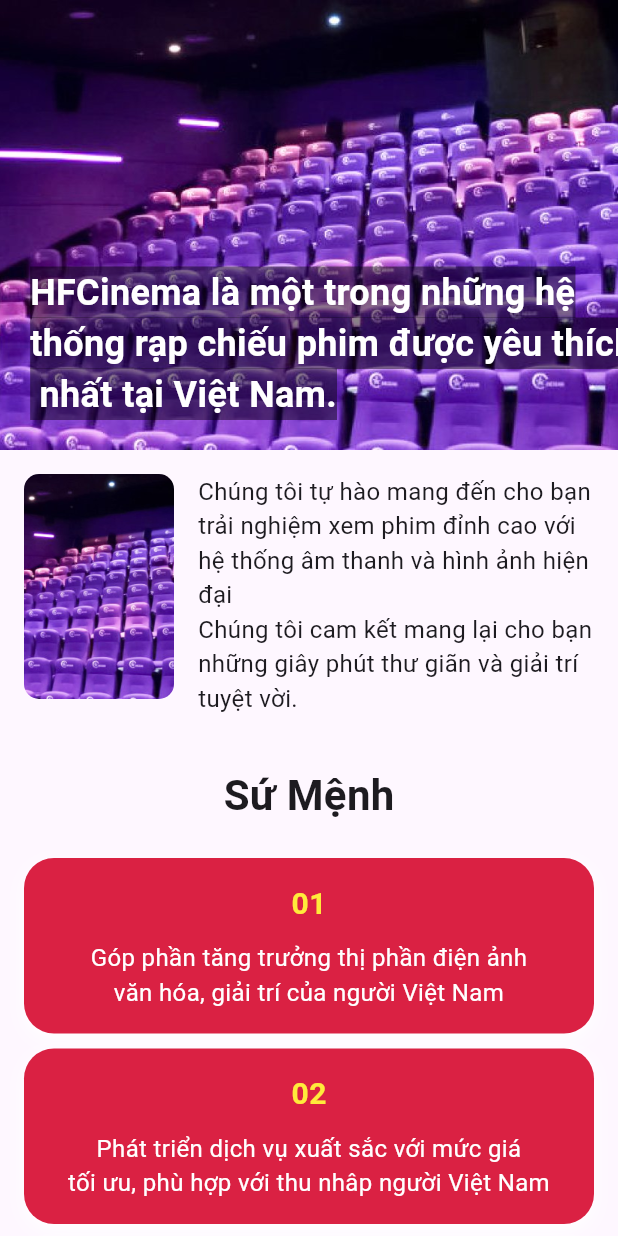
After one commit to TuneDao/Booking-cinema, a Flutter app: the MovieTheaterPage screen opened directly, on a phone screen of 412 x 824 dp. The commit adds this screen. Run offline on Flutter 3.47's test engine with Material 3 defaults, Android fonts, the phone set to English and light mode, and no system bars; our stand-ins replace buttons_tabbar, carousel_slider, font_awesome_flutter, table_calendar.

Commit message:
update_4_7

```diff
--- a/lib/Screen/User/Home/home.dart
+++ b/lib/Screen/User/Home/home.dart
@@ -3,6 +3,7 @@
 import 'package:flutter/material.dart';
 import 'package:flutter/widgets.dart';
 import 'package:font_awesome_flutter/font_awesome_flutter.dart';
+import 'package:project_android/Screen/User/Home/inf.dart';
 import 'package:project_android/Screen/User/Home/welcomescreen.dart';
 import 'package:project_android/Screen/User/SignIn/login.dart';
 import 'package:project_android/Screen/User/Tickets/buytickets.dart';
@@ -38,9 +39,7 @@
       case 3:
         return const ProfileScreen();
       case 4:
-        return const Center(
-          child: Text('Thông tin rạp'),
-        );
+        return MovieTheaterPage();
       case 5:
         return const Center(
           child: Text('Vé của tôi'),
--- /dev/null
+++ b/lib/Screen/User/Home/inf.dart
@@ -0,0 +1,286 @@
+import 'package:flutter/material.dart';
+
+class MovieTheaterPage extends StatefulWidget {
+  @override
+  _MovieTheaterPageState createState() => _MovieTheaterPageState();
+}
+
+class _MovieTheaterPageState extends State<MovieTheaterPage> {
+  @override
+  Widget build(BuildContext context) {
+    return Scaffold(
+      body: SingleChildScrollView(
+        child: Column(
+          children: [
+            SizedBox(height: 0), // Khoảng cách giữa AppBar và ảnh
+            Stack(
+              children: [
+                Container(
+                  width: double.infinity,
+                  height: 300,
+                  decoration: const BoxDecoration(
+                    image: DecorationImage(
+                      image: AssetImage('assets/images/bg-inf.jpg'),
+                      fit: BoxFit.cover,
+                    ),
+                  ),
+                ),
+                Positioned(
+                  bottom: 20,
+                  left: 20,
+                  child: Text(
+                    'HFCinema là một trong những hệ \nthống rạp chiếu phim được yêu thích\n nhất tại Việt Nam. ',
+                    style: TextStyle(
+                      fontSize: 24,
+                      color: Colors.white,
+                      fontWeight: FontWeight.bold,
+                      backgroundColor: Colors.black45,
+                    ),
+                  ),
+                ),
+              ],
+            ),
+            Padding(
+              padding: const EdgeInsets.all(16.0),
+              child: Row(
+                mainAxisAlignment: MainAxisAlignment.start,
+                crossAxisAlignment: CrossAxisAlignment.start,
+                children: [
+                  ClipRRect(
+                    borderRadius: BorderRadius.circular(10),
+                    child: Image.asset(
+                      'assets/images/bg-inf.jpg',
+                      height: 150,
+                      width: 100,
+                      fit: BoxFit.cover,
+                      errorBuilder: (context, error, stackTrace) =>
+                          const Icon(Icons.image),
+                    ),
+                  ),
+                  SizedBox(width: 16), // Khoảng cách giữa ảnh và nội dung
+                  Expanded(
+                    child: Text(
+                      'Chúng tôi tự hào mang đến cho bạn trải nghiệm xem phim đỉnh cao với hệ thống âm thanh và hình ảnh hiện đại\n'
+                      "Chúng tôi cam kết mang lại cho bạn những giây phút thư giãn và giải trí tuyệt vời.",
+                      style: TextStyle(fontSize: 16),
+                    ),
+                  ),
+                ],
+              ),
+            ),
+            Padding(
+              padding:
+                  const EdgeInsets.symmetric(horizontal: 16.0, vertical: 5.0),
+              child: Container(
+                padding: EdgeInsets.all(12.0),
+                child: Text(
+                  'Sứ Mệnh',
+                  style: TextStyle(
+                    fontSize: 28,
+                    fontWeight: FontWeight.bold,
+                  ),
+                ),
+              ),
+            ),
+            Padding(
+              padding:
+                  const EdgeInsets.symmetric(horizontal: 16.0, vertical: 5.0),
+              child: Container(
+                width: double.infinity, // Chiều ngang theo màn hình
+                padding: const EdgeInsets.all(16.0),
+
+                decoration: BoxDecoration(
+                  color: Color.fromRGBO(218, 33, 67, 1),
+                  borderRadius: BorderRadius.circular(20),
+                  boxShadow: [
+                    BoxShadow(
+                      color: Colors.white,
+                      blurRadius: 10,
+                      offset: Offset(0, 4),
+                    ),
+                  ],
+                ),
+                // child: Text(
+                //   '01\n'
+                //   'Góp phần tăng trưởng thị phần điện ảnh\n'
+                //   'văn hóa, giải trí của người Việt Nam',
+                //   style: TextStyle(fontSize: 16, color: Colors.white),
+                //   textAlign: TextAlign.center,
+                // ),
+                child: Column(
+                  crossAxisAlignment: CrossAxisAlignment.center,
+                  children: [
+                    Text(
+                      '01',
+                      style: TextStyle(
+                        fontSize: 20,
+                        color:
+                            Colors.yellow, // Đổi màu số thành màu xanh lá cây
+                        fontWeight: FontWeight.bold,
+                      ),
+                    ),
+                    SizedBox(height: 10), // Khoảng cách giữa số và nội dung
+                    Text(
+                      'Góp phần tăng trưởng thị phần điện ảnh\n'
+                      'văn hóa, giải trí của người Việt Nam',
+                      style: TextStyle(fontSize: 16, color: Colors.white),
+                      textAlign: TextAlign.center,
+                    ),
+                  ],
+                ),
+              ),
+            ),
+
+            Padding(
+              padding:
+                  const EdgeInsets.symmetric(horizontal: 16.0, vertical: 5.0),
+              child: Container(
+                width: double.infinity, // Chiều ngang theo màn hình
+                padding: const EdgeInsets.all(16.0),
+
+                decoration: BoxDecoration(
+                  color: Color.fromRGBO(218, 33, 67, 1),
+                  borderRadius: BorderRadius.circular(20),
+                  boxShadow: [
+                    BoxShadow(
+                      color: Colors.white,
+                      blurRadius: 10,
+                      offset: Offset(0, 4),
+                    ),
+                  ],
+                ),
+                // child: Text(
+                //   '02\n'
+                //   'Phát triển dịch vụ xuất sắc với mức giá\n'
+                //   'tối ưu, phù hợp với thu nhâp người Việt Nam',
+                //   style: TextStyle(fontSize: 16, color: Colors.white),
+                //   textAlign: TextAlign.center,
+                // ),
+                child: Column(
+                  crossAxisAlignment: CrossAxisAlignment.center,
+                  children: [
+                    Text(
+                      '02',
+                      style: TextStyle(
+                        fontSize: 20,
+                        color:
+                            Colors.yellow, // Đổi màu số thành màu xanh lá cây
+                        fontWeight: FontWeight.bold,
+                      ),
+                    ),
+                    SizedBox(height: 10), // Khoảng cách giữa số và nội dung
+                    Text(
+                      'Phát triển dịch vụ xuất sắc với mức giá\n'
+                      'tối ưu, phù hợp với thu nhâp người Việt Nam',
+                      style: TextStyle(fontSize: 16, color: Colors.white),
+                      textAlign: TextAlign.center,
+                    ),
+                  ],
+                ),
+              ),
+            ),
+            Padding(
+              padding:
+                  const EdgeInsets.symmetric(horizontal: 16.0, vertical: 5.0),
+              child: Container(
+                width: double.infinity, // Chiều ngang theo màn hình
+                padding: const EdgeInsets.all(16.0),
+
+                decoration: BoxDecoration(
+                  color: Color.fromRGBO(218, 33, 67, 1),
+                  borderRadius: BorderRadius.circular(20),
+                  boxShadow: [
+                    BoxShadow(
+                      color: Colors.white,
+                      blurRadius: 10,
+                      offset: Offset(0, 4),
+                    ),
+                  ],
+                ),
+                // child: Text(
+                //   '03\n'
+                //   'Mang nghệ thuật, điện ảnh, văn hóa Việt Nam\n'
+                //   'hội nhập quốc tế',
+                //   style: TextStyle(fontSize: 16, color: Colors.white),
+                //   textAlign: TextAlign.center,
+                // ),
+                child: Column(
+                  crossAxisAlignment: CrossAxisAlignment.center,
+                  children: [
+                    Text(
+                      '03',
+                      style: TextStyle(
+                        fontSize: 20,
+                        color:
+                            Colors.yellow, // Đổi màu số thành màu xanh lá cây
+                        fontWeight: FontWeight.bold,
+                      ),
+                    ),
+                    SizedBox(height: 10), // Khoảng cách giữa số và nội dung
+                    Text(
+                      'Mang nghệ thuật, điện ảnh, văn hóa Việt Nam\n'
+                      'hội nhập quốc tế',
+                      style: TextStyle(fontSize: 16, color: Colors.white),
+                      textAlign: TextAlign.center,
+                    ),
+                  ],
+                ),
+              ),
+            ),
+            SizedBox(height: 10), // Khoảng cách giữa các phần tử
+            Padding(
+              padding: const EdgeInsets.all(
+                  16.0), // Khoảng cách top và bottom cho phần hệ thống cụm rạp
+              child: Container(
+                padding: const EdgeInsets.all(16.0),
+                decoration: BoxDecoration(
+                  color: Colors.white,
+                ),
+                child: Column(
+                  crossAxisAlignment: CrossAxisAlignment.center,
+                  children: [
+                    Text(
+                      'Hệ Thống Cụm Rạp',
+                      style: TextStyle(
+                        fontSize: 20,
+                        color: Colors.black,
+                        fontWeight: FontWeight.bold,
+                      ),
+                      textAlign: TextAlign.center,
+                    ),
+                    SizedBox(
+                        height: 10), // Khoảng cách giữa tiêu đề và nội dung
+                    Text(
+                      'Các phòng chiếu được trang bị các thiết bị tiên tiến như hệ thống âm thanh vòm, màn hình rộng và độ phân giải cao, '
+                      'tạo nên hình ảnh sắc nét và âm thanh sống động.',
+                      style: TextStyle(fontSize: 16, color: Colors.black),
+                      textAlign: TextAlign.center,
+                    ),
+                    SizedBox(height: 20), // Khoảng cách giữa nội dung và ảnh
+
+                    // Đoạn code để chèn ảnh chiếm một nửa chiều cao của màn hình
+                    Row(
+                      children: [
+                        Expanded(
+                          child: ClipRRect(
+                            borderRadius: BorderRadius.circular(8.0),
+                            child: Image.asset(
+                              'assets/images/map.jpg', // Đường dẫn đến ảnh của bạn
+                              fit: BoxFit.cover,
+                              height: MediaQuery.of(context).size.height *
+                                  0.7, // Chiều cao là một nửa màn hình
+                            ),
+                          ),
+                        ),
+                      ],
+                    ),
+                  ],
+                ),
+              ),
+            ),
+          ],
+        ),
+      ),
+    );
+  }
+}
```
Also changed, not shown: assets/images/bg-inf.jpg (added), assets/images/map.jpg (added).
